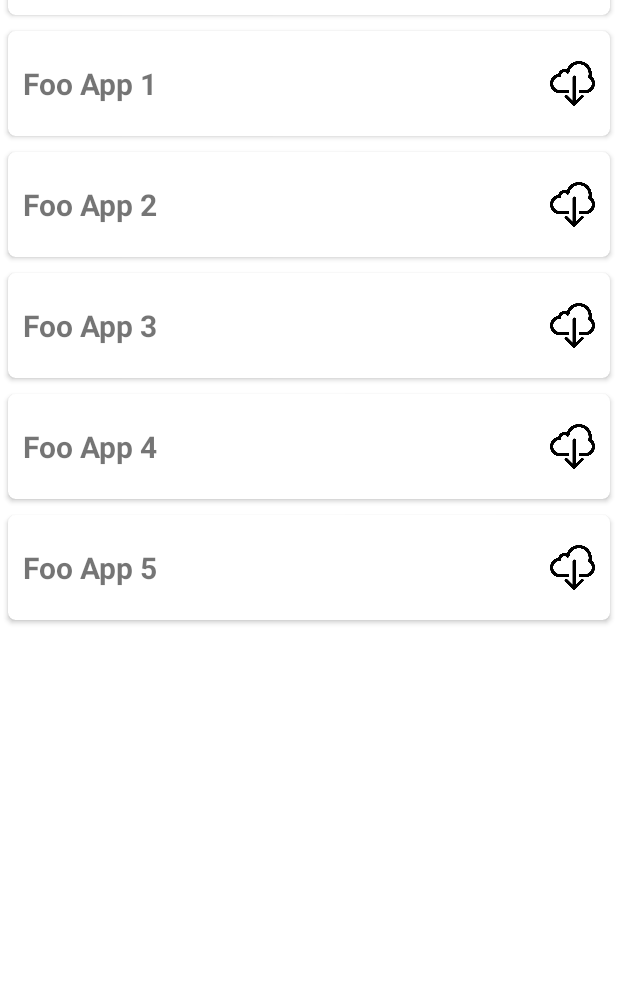
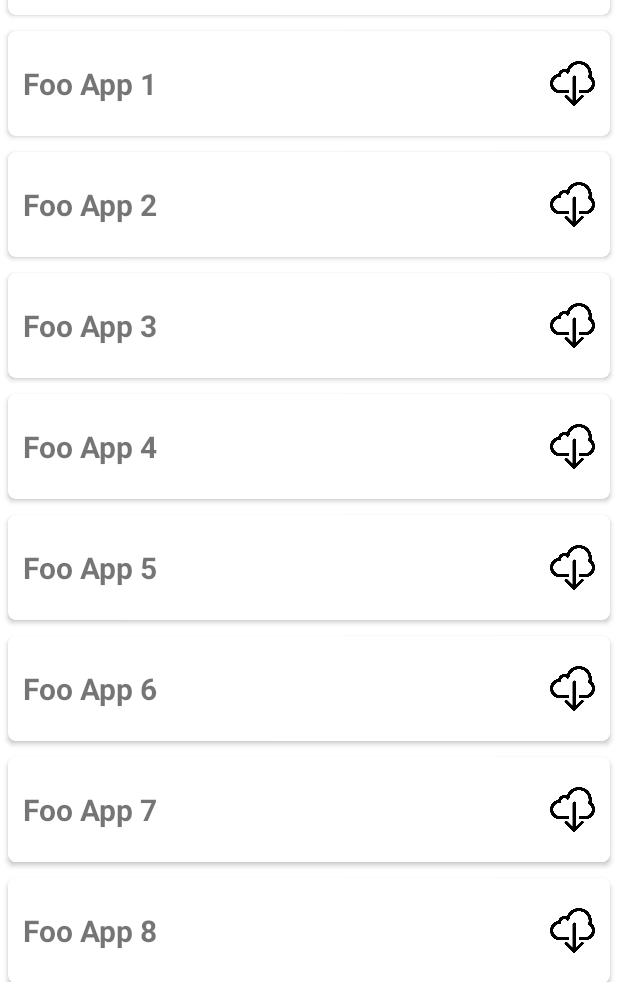
Before and after one commit to lushtechnology/ZPass, an Android app: the screen it shows after launch (MainActivity), on a phone screen of 412 x 824 dp, the part 254-1236 px from its top. Run offline under Robolectric (Android 15) with nearby library versions, the phone set to English and light mode, and no system bars; libraries missing offline, so code that uses them is left out: org.bouncycastle.util.

Commit message:
demo app installation

```diff
--- a/app/src/main/java/com/lushtechnology/zpass/AppsFragment.java
+++ b/app/src/main/java/com/lushtechnology/zpass/AppsFragment.java
@@ -105,16 +105,8 @@ public class AppsFragment extends Fragment
         RecyclerView rvStoreApps = (RecyclerView) view.findViewById(R.id.rvStoreApps);
         progressBar = view.findViewById(R.id.progress_bar);
 
-        // Initialize contacts
-        final String base_url = "https://raw.githubusercontent.com/lushtechnology/ZPass-store/main/apps/";
-
-        apps = new ArrayList<>();
-        apps.add(new StoreApp("Demo Payment App", base_url + "demo-release.apk"));
-        apps.add(new StoreApp("Foo App 1", base_url + "foo1.apk"));
-        apps.add(new StoreApp("Foo App 2", base_url + "foo2.apk"));
-        apps.add(new StoreApp("Foo App 3", base_url + "foo3.apk"));
-        apps.add(new StoreApp("Foo App 4", base_url + "foo4.apk"));
-        apps.add(new StoreApp("Foo App 5", base_url + "foo5.apk"));
+        apps = StoreApp.createList(10);
+        apps.add(0, new StoreApp("Demo Payment App", "https://raw.githubusercontent.com/lushtechnology/ZPass/main/demo/release/demo-release.apk"));
 
         //StoreApp.createList(20);
         // Create adapter passing in the sample user data
--- a/app/src/main/java/com/lushtechnology/zpass/store/StoreApp.java
+++ b/app/src/main/java/com/lushtechnology/zpass/store/StoreApp.java
@@ -28,7 +28,8 @@ public class StoreApp {
         ArrayList<StoreApp> apps = new ArrayList<StoreApp>();
 
         for (int i = 1; i <= num; i++) {
-            apps.add(new StoreApp("App " + i, null));
+            apps.add(new StoreApp("Foo App " + i,
+                    "https://raw.githubusercontent.com/lushtechnology/ZPass-store/main/apps/foo" + i + "-release.apk"));
         }
 
         return apps;
```
